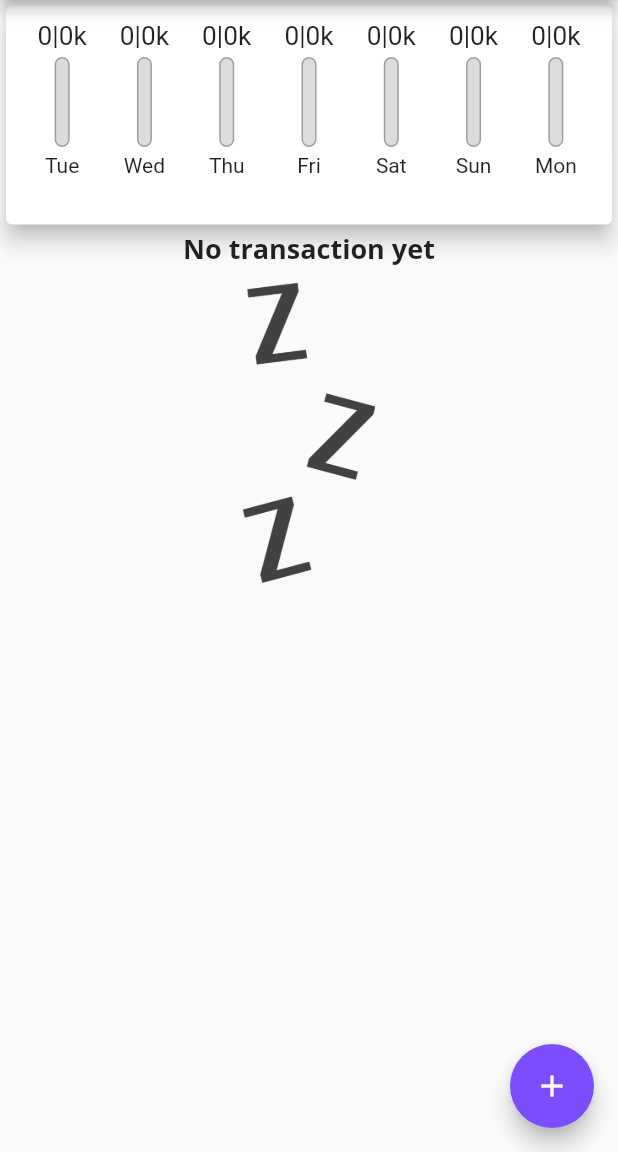
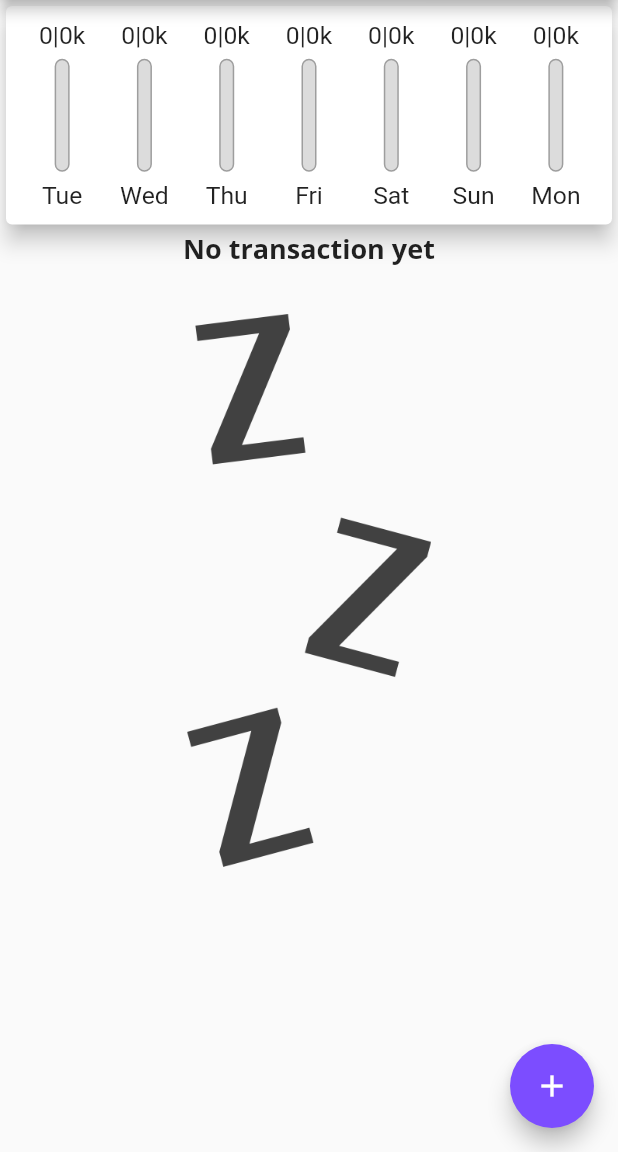
Before and after one commit to lnhow/udemy-flutter, a Flutter app: the screen it shows after launch, on a phone screen of 412 x 824 dp, the part 84-1236 px from its top. Run offline on Flutter 3.47's test engine with Material 2 defaults, Android fonts, the phone set to English and light mode, and no system bars.

Commit message:
main: 130

```diff
--- a/perex/lib/main.dart
+++ b/perex/lib/main.dart
@@ -1,7 +1,13 @@
 import 'package:flutter/material.dart';
+// import 'package:flutter/services.dart';
 import 'package:perex/widgets/transaction_page.dart';
 
 void main() {
+  // WidgetsFlutterBinding.ensureInitialized();
+  // SystemChrome.setPreferredOrientations([
+  //   DeviceOrientation.portraitDown,
+  //   DeviceOrientation.portraitUp
+  // ]);
   runApp(const MyApp());
 }
 
--- a/perex/lib/widgets/chartbar.dart
+++ b/perex/lib/widgets/chartbar.dart
@@ -13,18 +13,18 @@ class Chartbar extends StatelessWidget {
 
   @override
   Widget build(BuildContext context) {
-    return Column(
+    return LayoutBuilder(builder: (context, constraint) => Column(
       children: [
         SizedBox(
-          height: 20,
+          height: constraint.maxHeight * 0.15,
           child: FittedBox(
               fit: BoxFit.contain,
               child: Text(
                   '${value.toStringAsFixed(0)}|${valueTotal.toStringAsFixed(0)}k')),
         ),
         Container(
-          margin: const EdgeInsets.symmetric(vertical: 4),
-          height: 60,
+          margin: EdgeInsets.symmetric(vertical: constraint.maxHeight * 0.05),
+          height: constraint.maxHeight * 0.6,
           width: 10,
           child: Stack(alignment: AlignmentDirectional.bottomEnd, children: [
             Container(
@@ -45,8 +45,11 @@ class Chartbar extends StatelessWidget {
             )
           ]),
         ),
-        Text(label)
+        SizedBox(
+          height: constraint.maxHeight * 0.15,
+          child: FittedBox(child: Text(label),),
+        ),
       ],
-    );
+    ));
   }
 }
--- a/perex/lib/widgets/empty_list.dart
+++ b/perex/lib/widgets/empty_list.dart
@@ -5,17 +5,17 @@ class EmptyListWidget extends StatelessWidget {
 
   @override
   Widget build(BuildContext context) {
-    return Center(
+    return LayoutBuilder(builder: (context, constraint) => Center(
       child: Column(
         children: [
           Text('No transaction yet',style: Theme.of(context).textTheme.headline6,),
           Container(
-            margin: const EdgeInsets.only(top: 10),
-            height: 200,
+            margin: EdgeInsets.only(top: constraint.maxHeight * 0.05),
+            height: constraint.maxHeight * 0.6,
             child: Image.asset('assets/images/waiting.png', fit: BoxFit.cover),
           )
         ]
       ),
-    );
+    ));
   }
 }
--- a/perex/lib/widgets/transaction_page.dart
+++ b/perex/lib/widgets/transaction_page.dart
@@ -18,6 +18,8 @@ class _TransactionPageState extends State<TransactionPage> {
   final List<Transaction> _transactions = [
     // Transaction(id: '1', title: 'Bánh mì', amount: 20, date: DateTime.now()),
   ];
+
+  bool _showChart = false;
 
   List<Transaction> get _recentTransactions {
     return _transactions.where((tx) {
@@ -52,11 +54,42 @@ class _TransactionPageState extends State<TransactionPage> {
         });
   }
 
+  void _setShowChart(val) {
+    setState(() {
+      _showChart = val;
+    });
+  }
+
   @override
   Widget build(BuildContext ctx) {
     return Scaffold(
-      body: Column(
+      body: SingleChildScrollView(
+        child: Column(
+          children: MediaQuery.of(context).orientation == Orientation.landscape
+              ? [
+                  Row(
+                    mainAxisAlignment: MainAxisAlignment.center,
                     children: [
+                      const Text("Chart"),
+                      Switch(value: _showChart, onChanged: _setShowChart)
+                    ],
+                  ),
+                  _showChart
+                      ? SizedBox(
+                          height: widget.height * 0.8,
+                          child: Chart(
+                            transactions: _recentTransactions,
+                          ),
+                        )
+                      : SizedBox(
+                          height: widget.height * 0.8,
+                          child: TransactionListWidget(
+                            transactions: _transactions,
+                            onDelete: _deleteTransaction,
+                          ),
+                        ),
+                ]
+              : [
                   SizedBox(
                     height: widget.height * 0.2,
                     child: Chart(
@@ -70,10 +103,8 @@ class _TransactionPageState extends State<TransactionPage> {
                       onDelete: _deleteTransaction,
                     ),
                   ),
-          // TransactionInput(
-          //   onSubmit: _addTransaction,
-          // ),
                 ],
+        ),
       ),
       floatingActionButton: FloatingActionButton(
           onPressed: () {
```
Also changed, not shown: perex/lib/widgets/transaction.dart (+22 -9 lines), perex/lib/widgets/transaction_input.dart (+18 -8 lines). Lines whose indentation alone changed are shown as unchanged.
